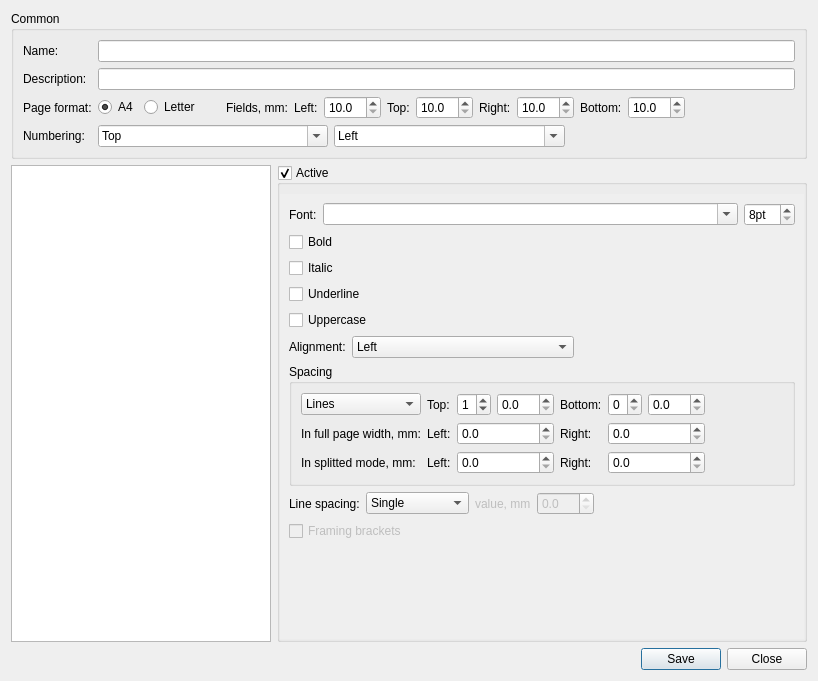
Before: the Qt Designer form src/bin/scenarist-desktop/UserInterfaceLayer/Settings/TemplateDialog.ui in dimkanovikov/KITScenarist, drawn with Qt 5.
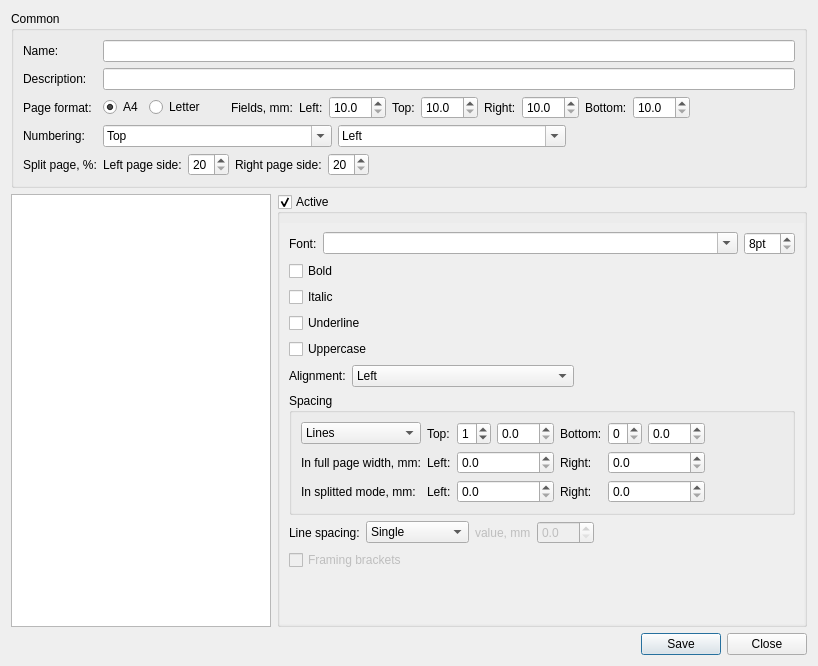
After: the same form once the commit is applied.

Commit message: Added ability to set script splitting sides percents #606

The edit to the form file:
```diff
--- a/src/bin/scenarist-desktop/UserInterfaceLayer/Settings/TemplateDialog.ui
+++ b/src/bin/scenarist-desktop/UserInterfaceLayer/Settings/TemplateDialog.ui
@@ -7,7 +7,7 @@
     <x>0</x>
     <y>0</y>
     <width>814</width>
-    <height>681</height>
+    <height>666</height>
    </rect>
   </property>
   <property name="windowTitle">
@@ -259,6 +259,67 @@
         </property>
        </widget>
       </item>
+      <item row="4" column="0">
+       <widget class="QLabel" name="label_23">
+        <property name="text">
+         <string>Split page, %:</string>
+        </property>
+       </widget>
+      </item>
+      <item row="4" column="1">
+       <layout class="QHBoxLayout" name="horizontalLayout_9">
+        <item>
+         <widget class="QLabel" name="label_24">
+          <property name="text">
+           <string>Left page side:</string>
+          </property>
+         </widget>
+        </item>
+        <item>
+         <widget class="QSpinBox" name="leftPageSide">
+          <property name="minimum">
+           <number>20</number>
+          </property>
+          <property name="maximum">
+           <number>80</number>
+          </property>
+         </widget>
+        </item>
+        <item>
+         <widget class="QLabel" name="label_25">
+          <property name="text">
+           <string>Right page side:</string>
+          </property>
+         </widget>
+        </item>
+        <item>
+         <widget class="QSpinBox" name="rightPageSide">
+          <property name="enabled">
+           <bool>true</bool>
+          </property>
+          <property name="minimum">
+           <number>20</number>
+          </property>
+          <property name="maximum">
+           <number>80</number>
+          </property>
+         </widget>
+        </item>
+        <item>
+         <spacer name="horizontalSpacer_7">
+          <property name="orientation">
+           <enum>Qt::Horizontal</enum>
+          </property>
+          <property name="sizeHint" stdset="0">
+           <size>
+            <width>40</width>
+            <height>20</height>
+           </size>
+          </property>
+         </spacer>
+        </item>
+       </layout>
+      </item>
      </layout>
     </widget>
    </item>
@@ -327,8 +388,8 @@
           <rect>
            <x>0</x>
            <y>0</y>
-           <width>529</width>
-           <height>435</height>
+           <width>517</width>
+           <height>391</height>
           </rect>
          </property>
          <layout class="QGridLayout" name="gridLayout_5">
```
Left out of the diff: 12 changed lines with no effect on the pictures. The commit also changes 2 other files.
